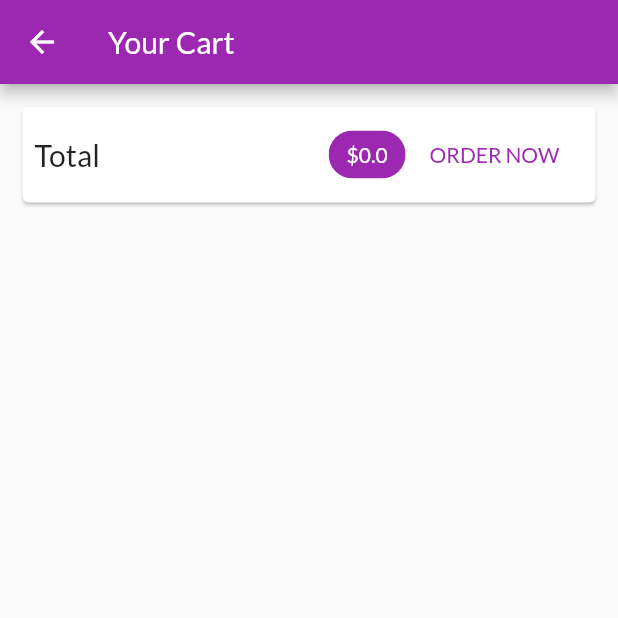
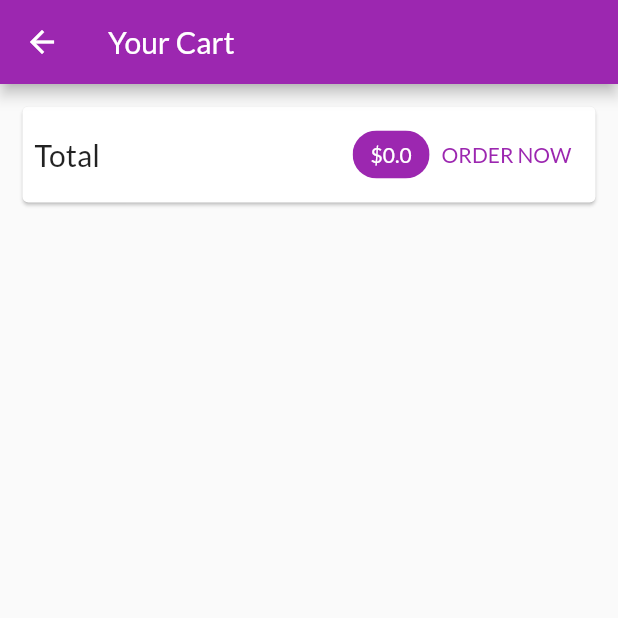
Before and after one commit to priyanshuvishnoi/shop_app, a Flutter app: the CartScreen screen opened by its route, on a phone screen of 412 x 824 dp, the top half of it. Run offline on Flutter 3.47's test engine with Material 2 defaults, Android fonts, the phone set to English and light mode, and no system bars; network calls fail.

Commit message:
minor fix

```diff
--- a/lib/providers/products.dart
+++ b/lib/providers/products.dart
@@ -37,7 +37,7 @@ class Products with ChangeNotifier {
     ),
   ];
 
-  var _showFavoritesOnly = false;
+  // var _showFavoritesOnly = false;
 
   List<Product> get items {
     return [..._items];
--- a/lib/screens/cart_screen.dart
+++ b/lib/screens/cart_screen.dart
@@ -32,12 +32,13 @@ class CartScreen extends StatelessWidget {
                     label: Text(
                       '\$${cart.totalAmount}',
                       style: TextStyle(
-                        color: Theme.of(context).primaryTextTheme.title.color,
+                        color:
+                            Theme.of(context).primaryTextTheme.headline6.color,
                       ),
                     ),
                     backgroundColor: Theme.of(context).primaryColor,
                   ),
-                  FlatButton(
+                  TextButton(
                     child: Text(
                       'ORDER NOW',
                       style: TextStyle(
```
